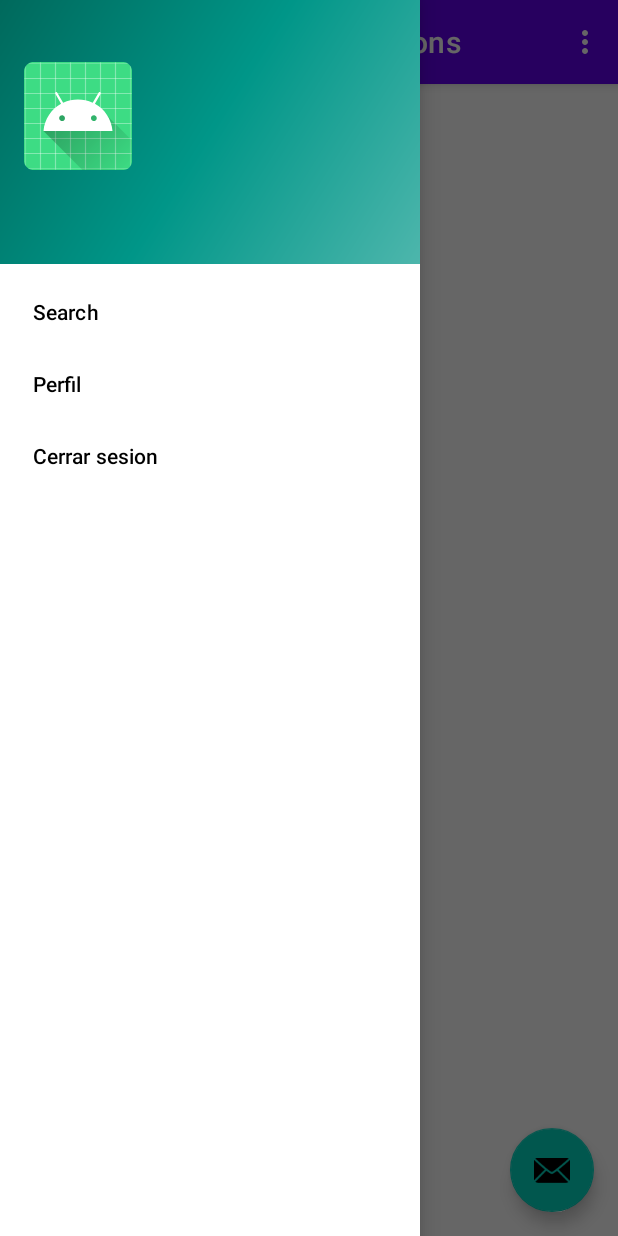
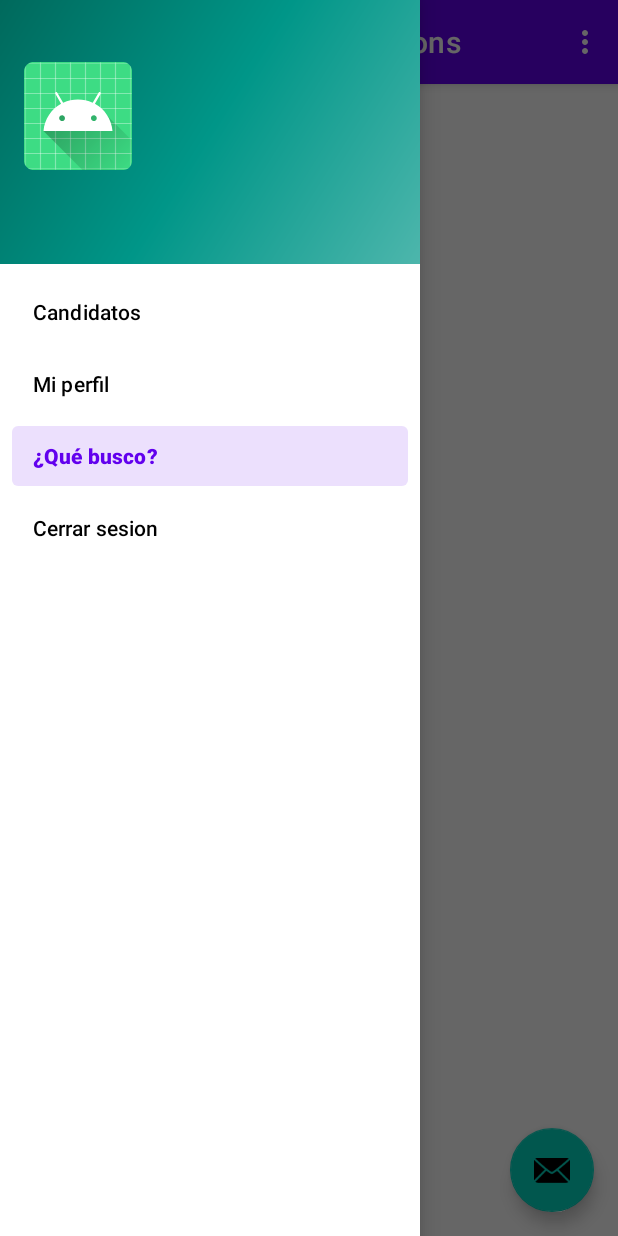
Before and after one commit to davidrodri79/EneaMatch, an Android app: the searchOptionsFragment screen opened through its navigation route, with the side drawer open, on a phone screen of 412 x 824 dp. Run offline under Robolectric (Android 15) with nearby library versions, the phone set to English and light mode, and no system bars; our stand-ins replace Firebase (no records; nobody signed in at launch, a user with empty details on screens opened directly), navigation-ui.

Commit message:
Pantalla de opciones de búsqueda WIP

```diff
--- a/app/src/main/java/com/example/eneamatch/searchOptionsFragment.java
+++ b/app/src/main/java/com/example/eneamatch/searchOptionsFragment.java
@@ -42,7 +42,7 @@ public class searchOptionsFragment extends Fragment {
         navController = Navigation.findNavController(view);  // <-----------------
 
         minAgeEditText = view.findViewById(R.id.minAgeEditText);
-        minAgeEditText = view.findViewById(R.id.maxAgeEditText);
+        maxAgeEditText = view.findViewById(R.id.maxAgeEditText);
 
         if(appViewModel.isProfileRetrieved())
         {
--- a/app/src/main/res/menu/activity_main_drawer.xml
+++ b/app/src/main/res/menu/activity_main_drawer.xml
@@ -6,10 +6,13 @@
     <group android:checkableBehavior="single">
         <item
             android:id="@+id/searchFragment"
-            android:title="Search" />
+            android:title="Candidatos" />
         <item
             android:id="@+id/profileFragment"
-            android:title="Perfil" />
+            android:title="Mi perfil" />
+        <item
+            android:id="@+id/searchOptionsFragment"
+            android:title="¿Qué busco?" />
         <item
             android:id="@+id/signOutFragment"
             android:title="Cerrar sesion" />
```
